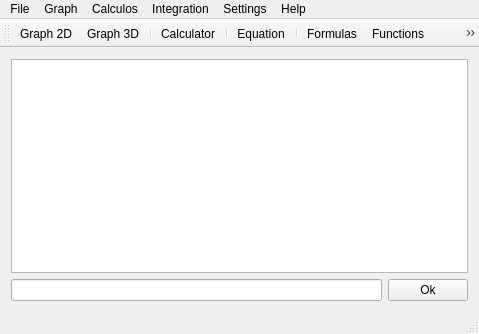
Above: mainwindow.ui from joaodeus/mathgraphica before the change. Below: the same form after it.
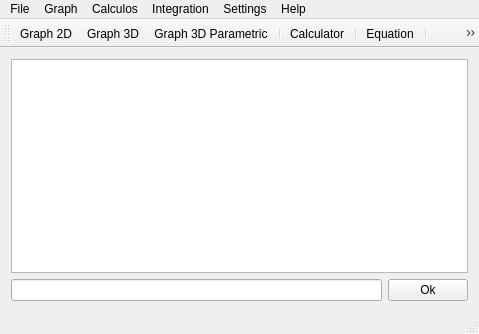
That is the form after the change. Icons and pictures are not drawn.

Commit message: more development of 3d parametric graphs gui

Patch:
```diff
--- a/mainwindow.ui
+++ b/mainwindow.ui
@@ -117,6 +117,7 @@
    </attribute>
    <addaction name="actionGraph_2D"/>
    <addaction name="actionGraph_3D"/>
+   <addaction name="actionGraph_3D_Parametric"/>
    <addaction name="separator"/>
    <addaction name="actionCalculator"/>
    <addaction name="separator"/>
@@ -278,6 +279,15 @@
     <string>Output format</string>
    </property>
   </action>
+  <action name="actionGraph_3D_Parametric">
+   <property name="icon">
+    <iconset>
+     <normaloff>:/images/images/3D_parametric.png</normaloff>:/images/images/3D_parametric.png</iconset>
+   </property>
+   <property name="text">
+    <string>Graph 3D Parametric</string>
+   </property>
+  </action>
  </widget>
  <layoutdefault spacing="6" margin="11"/>
  <resources>
```
Left out of the diff: 28 changed lines with no effect on the pictures. The commit also changes 18 other files.
